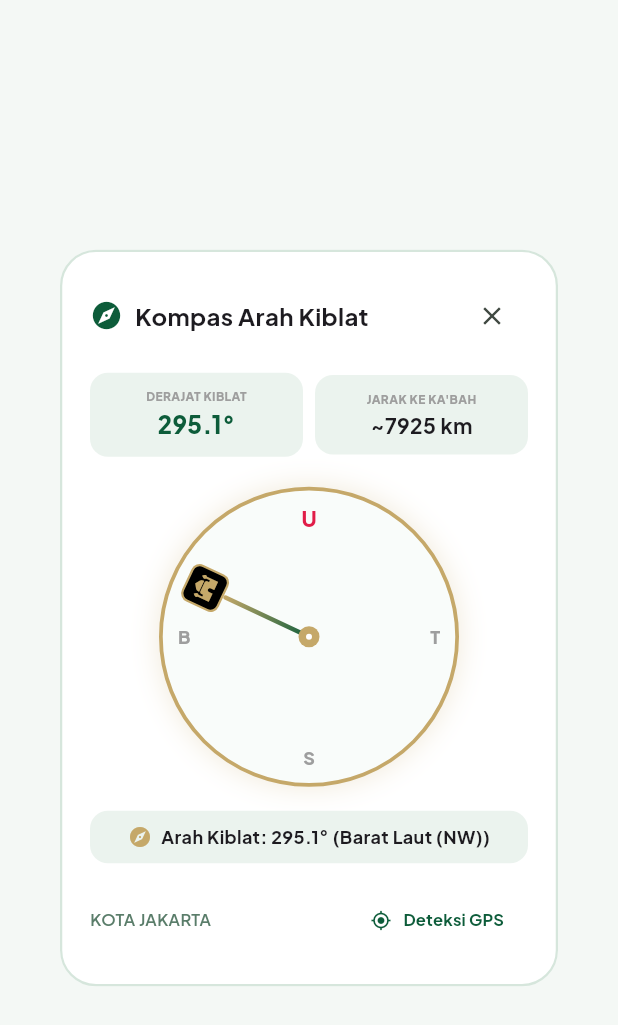
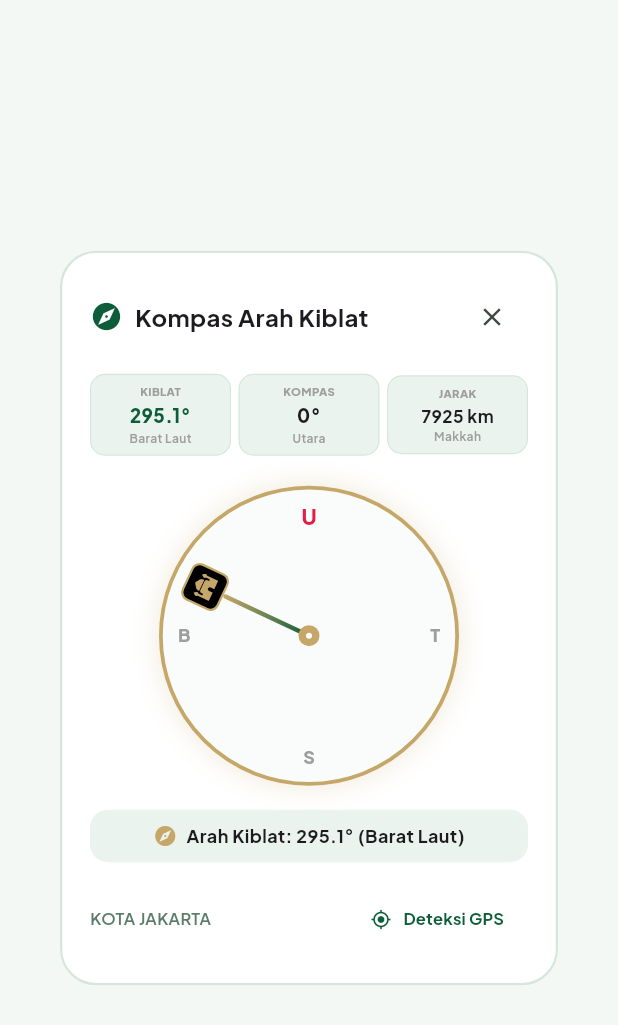
Before and after one commit to Alfianax01/Jam-sholat, a Flutter app: the QiblaCompassDialog widget shown alone on an empty page, opened directly with empty values, on a phone screen of 412 x 824 dp. Shown: the top 1025 px of the screen. Run offline on Flutter 3.47's test engine with Material 3 defaults, Android fonts, the phone set to English and light mode, and no system bars; our stand-ins replace audioplayers, flutter_compass, geolocator, google_fonts, shared_preferences; accounts and stored records are empty; network calls fail.

Commit message:
fix(qibla): streamline readout cards layout with concise subtext and responsive mobile fit

```diff
--- a/al_waqt_mobile/lib/core/utils/qibla_calculator.dart
+++ b/al_waqt_mobile/lib/core/utils/qibla_calculator.dart
@@ -37,11 +37,14 @@ class QiblaCalculator {
   }
 
   static String getCardinalDirection(double angle) {
-    if (angle >= 270 && angle < 315) return 'Barat Laut (NW)';
-    if (angle >= 225 && angle < 270) return 'Barat Daya (SW)';
-    if (angle >= 315 || angle < 45) return 'Utara (N)';
-    if (angle >= 45 && angle < 135) return 'Timur (E)';
-    if (angle >= 135 && angle < 225) return 'Selatan (S)';
-    return 'Barat (W)';
+    final norm = (angle % 360 + 360) % 360;
+    if (norm >= 337.5 || norm < 22.5) return 'Utara';
+    if (norm >= 22.5 && norm < 67.5) return 'Timur Laut';
+    if (norm >= 67.5 && norm < 112.5) return 'Timur';
+    if (norm >= 112.5 && norm < 157.5) return 'Tenggara';
+    if (norm >= 157.5 && norm < 202.5) return 'Selatan';
+    if (norm >= 202.5 && norm < 247.5) return 'Barat Daya';
+    if (norm >= 247.5 && norm < 292.5) return 'Barat';
+    return 'Barat Laut';
   }
 }
--- a/al_waqt_mobile/lib/presentation/widgets/qibla_compass_dialog.dart
+++ b/al_waqt_mobile/lib/presentation/widgets/qibla_compass_dialog.dart
@@ -104,43 +104,87 @@ class _QiblaCompassDialogState extends State<QiblaCompassDialog> {
 
             const SizedBox(height: 14),
 
-            // Readouts: Angle & Distance
+            // Readouts: 3 Columns
             Row(
               children: [
                 Expanded(
                   child: Container(
-                    padding: const EdgeInsets.all(10),
+                    padding: const EdgeInsets.symmetric(vertical: 6, horizontal: 4),
                     decoration: BoxDecoration(
                       color: isDark ? AppColors.darkInnerBox : AppColors.lightInnerBox,
-                      borderRadius: BorderRadius.circular(12),
+                      borderRadius: BorderRadius.circular(10),
+                      border: Border.all(
+                        color: isDark ? AppColors.darkBorder : AppColors.lightBorder,
+                        width: 0.8,
+                      ),
                     ),
                     child: Column(
                       children: [
-                        const Text('DERAJAT KIBLAT', style: TextStyle(fontSize: 8, fontWeight: FontWeight.w800, color: Colors.grey)),
-                        const SizedBox(height: 2),
+                        const Text('KIBLAT', style: TextStyle(fontSize: 7.5, fontWeight: FontWeight.w800, color: Colors.grey)),
+                        const SizedBox(height: 1),
                         Text(
                           '${qiblaAngle.toStringAsFixed(1)}°',
-                          style: const TextStyle(fontSize: 16, fontWeight: FontWeight.w900, color: AppColors.emeraldPrimary),
+                          style: const TextStyle(fontSize: 12.5, fontWeight: FontWeight.w900, color: AppColors.emeraldPrimary),
+                        ),
+                        Text(
+                          QiblaCalculator.getCardinalDirection(qiblaAngle),
+                          style: const TextStyle(fontSize: 8, fontWeight: FontWeight.w600, color: Colors.grey),
                         ),
                       ],
                     ),
                   ),
                 ),
-                const SizedBox(width: 8),
+                const SizedBox(width: 5),
                 Expanded(
                   child: Container(
-                    padding: const EdgeInsets.all(10),
+                    padding: const EdgeInsets.symmetric(vertical: 6, horizontal: 4),
                     decoration: BoxDecoration(
                       color: isDark ? AppColors.darkInnerBox : AppColors.lightInnerBox,
-                      borderRadius: BorderRadius.circular(12),
+                      borderRadius: BorderRadius.circular(10),
+                      border: Border.all(
+                        color: isDark ? AppColors.darkBorder : AppColors.lightBorder,
+                        width: 0.8,
+                      ),
                     ),
                     child: Column(
                       children: [
-                        const Text('JARAK KE KA\'BAH', style: TextStyle(fontSize: 8, fontWeight: FontWeight.w800, color: Colors.grey)),
-                        const SizedBox(height: 2),
+                        const Text('KOMPAS', style: TextStyle(fontSize: 7.5, fontWeight: FontWeight.w800, color: Colors.grey)),
+                        const SizedBox(height: 1),
                         Text(
-                          '~$distanceKm km',
-                          style: const TextStyle(fontSize: 14, fontWeight: FontWeight.bold),
+                          '${_heading.round()}°',
+                          style: const TextStyle(fontSize: 12.5, fontWeight: FontWeight.w900),
+                        ),
+                        Text(
+                          QiblaCalculator.getCardinalDirection(_heading),
+                          style: const TextStyle(fontSize: 8, fontWeight: FontWeight.w600, color: Colors.grey),
+                        ),
+                      ],
+                    ),
+                  ),
+                ),
+                const SizedBox(width: 5),
+                Expanded(
+                  child: Container(
+                    padding: const EdgeInsets.symmetric(vertical: 6, horizontal: 4),
+                    decoration: BoxDecoration(
+                      color: isDark ? AppColors.darkInnerBox : AppColors.lightInnerBox,
+                      borderRadius: BorderRadius.circular(10),
+                      border: Border.all(
+                        color: isDark ? AppColors.darkBorder : AppColors.lightBorder,
+                        width: 0.8,
+                      ),
+                    ),
+                    child: Column(
+                      children: [
+                        const Text('JARAK', style: TextStyle(fontSize: 7.5, fontWeight: FontWeight.w800, color: Colors.grey)),
+                        const SizedBox(height: 1),
+                        Text(
+                          '$distanceKm km',
+                          style: const TextStyle(fontSize: 11.5, fontWeight: FontWeight.bold),
+                        ),
+                        const Text(
+                          'Makkah',
+                          style: TextStyle(fontSize: 8, fontWeight: FontWeight.w600, color: Colors.grey),
                         ),
                       ],
                     ),
```
Also changed, not shown: 3 other files.
